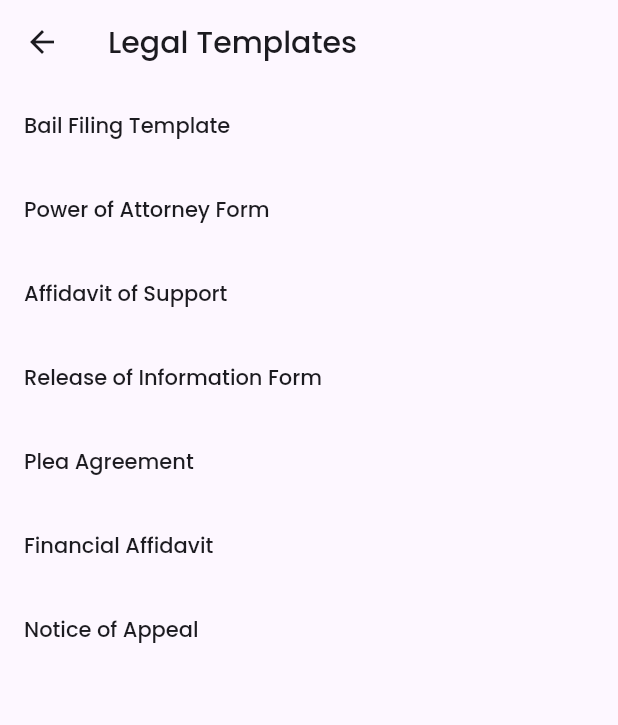
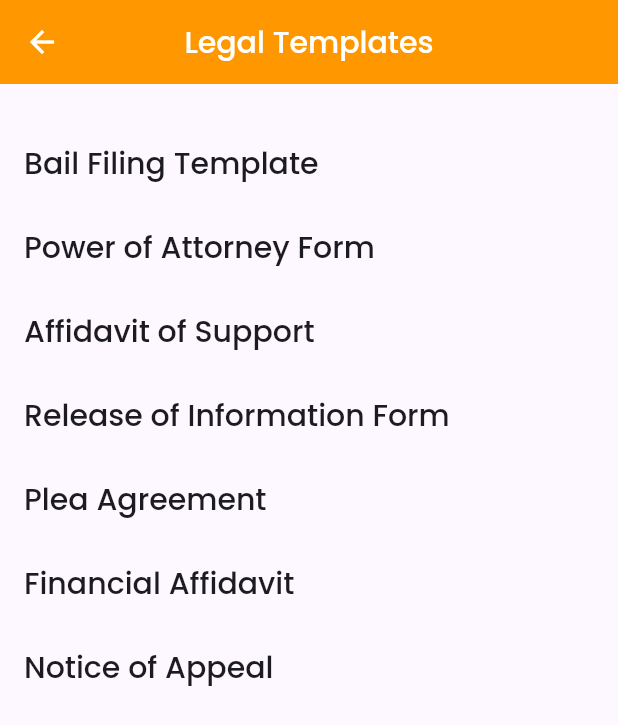
Before and after one commit to kavyaaa-1/sih, a Flutter app: the LegalDocuments screen opened directly, on a phone screen of 412 x 824 dp. Shown: the top 725 px of the screen. Run offline on Flutter 3.47's test engine with Material 2 defaults, Android fonts, the phone set to English and light mode, and no system bars; our stand-ins replace google_fonts, syncfusion_flutter_gauges; missing offline and left inert: mongo_dart.

Commit message:
updating ui

```diff
--- a/lib/legal_aid/legalDocuments.dart
+++ b/lib/legal_aid/legalDocuments.dart
@@ -1,5 +1,3 @@
-// legalDocuments.dart
-
 import 'package:flutter/material.dart';
 
 class LegalDocuments extends StatelessWidget {
@@ -17,13 +15,20 @@ class LegalDocuments extends StatelessWidget {
   Widget build(BuildContext context) {
     return Scaffold(
       appBar: AppBar(
+        backgroundColor: Colors.orange,
+        foregroundColor: Colors.white,
         title: Text('Legal Templates'),
+        centerTitle: true,
       ),
-      body: ListView.builder(
+      body: Column(
+        children: [
+          SizedBox(height: 25), // Add some spacing here
+          Expanded(
+            child: ListView.builder(
               itemCount: legalDocuments.length,
               itemBuilder: (context, index) {
                 return ListTile(
-            title: Text(legalDocuments[index]),
+                  title: Text(legalDocuments[index], style: TextStyle(fontSize: 20)),
                   onTap: () {
                     // Navigate to the selected legal document template
                     // You can add navigation logic here
@@ -31,6 +36,9 @@ class LegalDocuments extends StatelessWidget {
                 );
               },
             ),
+          ),
+        ],
+      ),
     );
   }
 }
--- a/lib/screens/family_homepg.dart
+++ b/lib/screens/family_homepg.dart
@@ -320,7 +320,7 @@ class _FamilyHomePageState extends State<FamilyHomePage> {
               Icons.book,
               size: 35,
             ),
-            label: 'Legal Aid',
+            label: 'Resources',
           ),
           BottomNavigationBarItem(
             icon: Icon(
--- a/pubspec.yaml
+++ b/pubspec.yaml
@@ -66,6 +66,7 @@ flutter:
   uses-material-design: true
   assets:
     - images/
+    - images/civil-right-movement.png
 
   # To add assets to your application, add an assets section, like this:
   # assets:
```
Also changed, not shown: lib/legal_aid/faq.dart (+6 -3 lines), lib/legal_aid/homepg.dart (+21 -11 lines), lib/legal_aid/visitation.dart (+6 -3 lines). Lines whose indentation alone changed are shown as unchanged.
